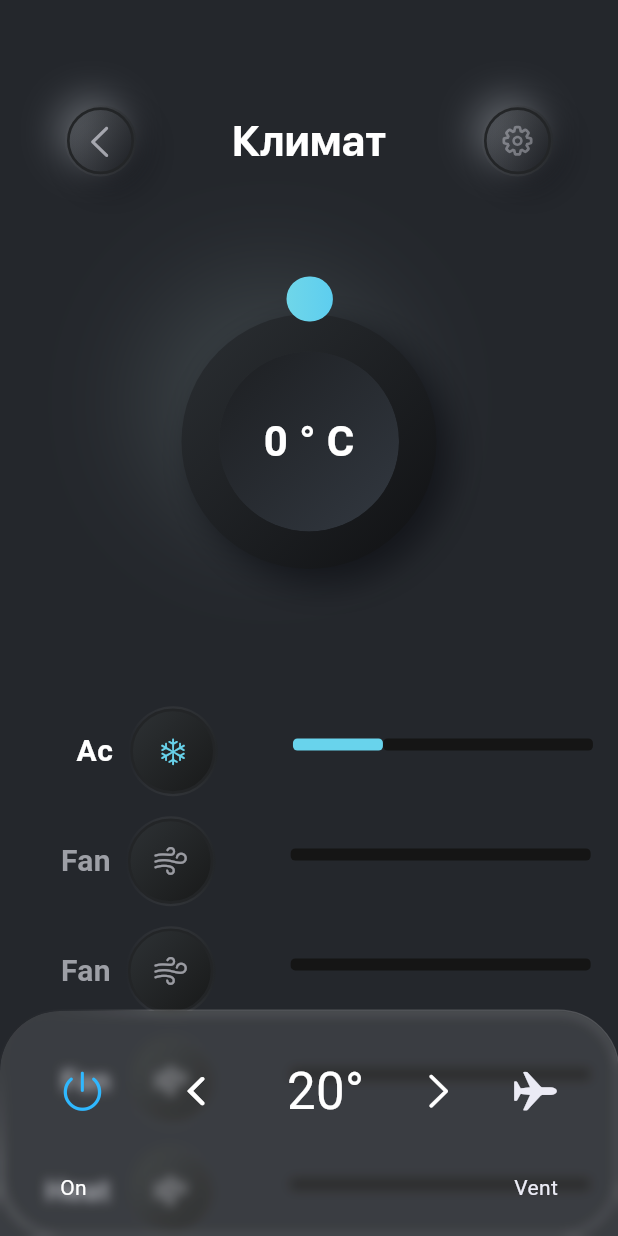
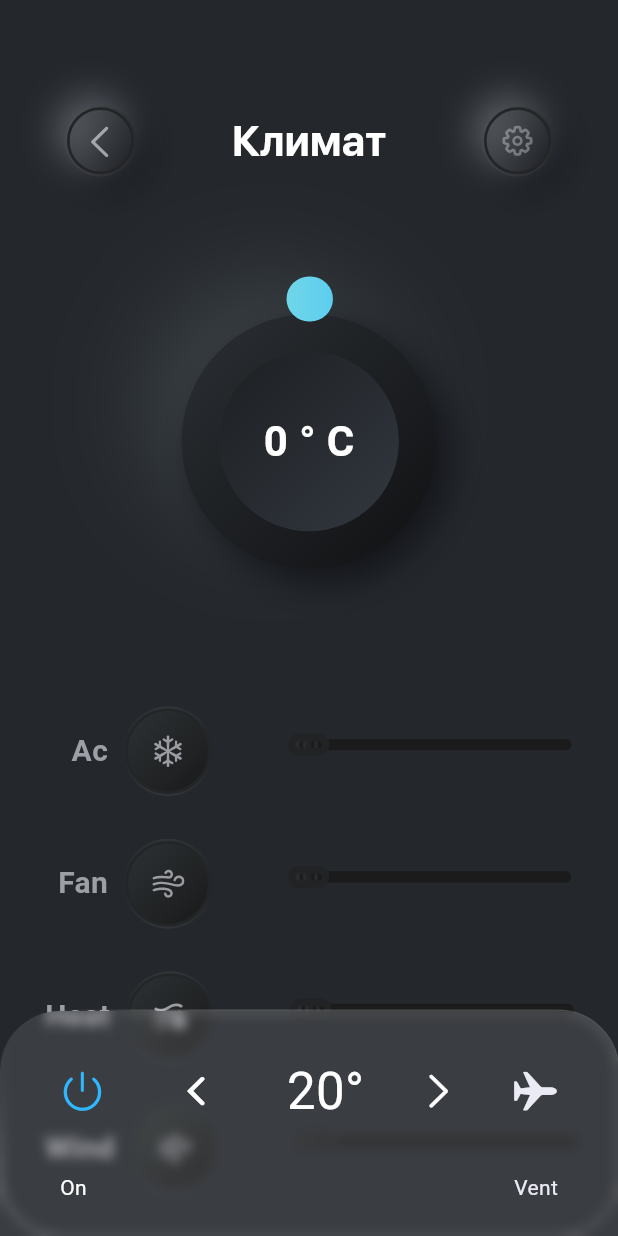
Before and after one commit to saidjohn/tesla, a Flutter app: the ControlScreen screen opened directly, on a phone screen of 412 x 824 dp. Run offline on Flutter 3.47's test engine with Material 2 defaults, Android fonts, the phone set to English and light mode, and no system bars; our stand-ins replace easy_localization, flutter_svg, glassmorphism; missing offline and left inert: neumorphic_ui.

Commit message:
jamshid_712

```diff
--- a/lib/app.dart
+++ b/lib/app.dart
@@ -1,6 +1,7 @@
 import 'package:easy_localization/easy_localization.dart';
 import 'package:flutter/material.dart';
 import 'package:tesla/screens/climate_screen.dart';
+import 'package:tesla/screens/control_screen.dart';
 import 'package:tesla/screens/intro_page.dart';
 
 class App extends StatelessWidget {
@@ -15,7 +16,7 @@ class App extends StatelessWidget {
       theme: ThemeData(
         useMaterial3: true,
       ),
-      home: const IntroScreen(),
+      home: const ControlScreen(),
     );
   }
 }
--- a/lib/screens/control_screen.dart
+++ b/lib/screens/control_screen.dart
@@ -1,8 +1,10 @@
 import 'package:easy_localization/easy_localization.dart';
 import 'package:flutter/cupertino.dart';
 import 'package:flutter/material.dart';
+import 'package:flutter_svg/flutter_svg.dart';
 import 'package:tesla/services/constants/svg_icon.dart';
 import 'package:tesla/services/themes/colors.dart';
+import 'package:tesla/views/components/custom_slider.dart';
 import 'package:tesla/views/components/custom_wthbutton.dart';
 import '../services/themes/texts.dart';
 import '../views/components/circular_slider.dart';
@@ -10,6 +12,7 @@ import '../views/components/custom_appbar_button.dart';
 import '../views/components/custom_buttombar.dart';
 import '../views/components/custom_button_slider.dart';
 import 'dart:math';
+
 class ControlScreen extends StatefulWidget {
   static const id = "/control";
 
@@ -21,6 +24,7 @@ class ControlScreen extends StatefulWidget {
 
 class _ControlScreenState extends State<ControlScreen> {
   int volume = 0;
+
   @override
   Widget build(BuildContext context) {
     return Scaffold(
@@ -32,7 +36,8 @@ class _ControlScreenState extends State<ControlScreen> {
                 Expanded(
                   flex: 1,
                   child: Padding(
-                  padding:  const EdgeInsets.only(top: 70, left: 36, right: 36),
+                    padding:
+                        const EdgeInsets.only(top: 70, left: 36, right: 36),
                     child: Row(
                       children: [
                         CustomButton(
@@ -65,10 +70,12 @@ class _ControlScreenState extends State<ControlScreen> {
                   child: Stack(
                     children: [
                       const CustomButtonSlider(),
-                    CircularSlider( onAngleChanged: (angle) {
+                      CircularSlider(
+                        onAngleChanged: (angle) {
                           volume = ((angle / (3.14 * 2)) * 51).toInt();
                           setState(() {});
-                    },),
+                        },
+                      ),
                       Center(
                         child: Text(
                           "$volume ° C",
@@ -82,22 +89,57 @@ class _ControlScreenState extends State<ControlScreen> {
                     ],
                   ),
                 ),
-              const Expanded(
+                Expanded(
                   flex: 3,
-                  child:Column(
+                  child: Column(
                     children: [
-                      NeumorphicWidgetsnow(),Spacer(),
-                      NeumorphicWidget4(title: "  Fan",icon: CupertinoIcons.wind,),Spacer(),
-                      NeumorphicWidget4(title: "  Fan",icon: CupertinoIcons.wind,),Spacer(),
-                      NeumorphicWidget4(title: "  Fan",icon: CupertinoIcons.wind,),Spacer(),
-                      NeumorphicWidget4(title: "Heat",icon: CupertinoIcons.wind,),
+                      ControlWidget(
+                        title: "Ac",
+                        icon: Center(
+                          child: SvgIcon.snow.copyWith(
+                            newHeight: 22,
+                            newWidth: 22,
+                          ),
+                        ),
+                      ),
+                      Spacer(),
+                      ControlWidget(
+                        title: "Fan",
+                        icon: Center(
+                          child: SvgIcon.wind.copyWith(
+                            newHeight: 22,
+                            newWidth: 22,
+                          ),
+                        ),
+                      ),
+                      Spacer(),
+                      ControlWidget(
+                        title: "Heat",
+                        icon: Center(
+                          child: SvgIcon.wind_water.copyWith(
+                            newHeight: 22,
+                            newWidth: 22,
+                          ),
+                        ),
+                      ),
+                      Spacer(),
+                      ControlWidget(
+                        title: "Wind",
+                        icon: Center(
+                          child: SvgIcon.wind.copyWith(
+                            newHeight: 22,
+                            newWidth: 22,
+                          ),
+                        ),
+                      ),
+                      Spacer(),
                     ],
-                  ))
+                  ),
+                ),
               ],
             ),
             const CustomBottomBar(),
           ],
-      )
-    );
+        ));
   }
 }
--- a/lib/screens/intro_page.dart
+++ b/lib/screens/intro_page.dart
@@ -1,3 +1,5 @@
+import 'package:flutter/cupertino.dart';
+import 'package:flutter/material.dart';
 import 'package:neumorphic_ui/neumorphic_ui.dart';
 import 'package:tesla/controllers/intro_controller.dart';
 import 'package:tesla/services/constants/images.dart';
--- /dev/null
+++ b/lib/views/components/custom_slider.dart
@@ -0,0 +1,186 @@
+import 'package:flutter/material.dart';
+
+void main() {
+  runApp(const CustomSlider());
+}
+
+class CustomSlider extends StatefulWidget {
+  const CustomSlider({super.key});
+  @override
+  State<CustomSlider> createState() => _CustomSliderState();
+}
+
+class _CustomSliderState extends State<CustomSlider>
+    with TickerProviderStateMixin {
+  double sliderWidth = 0;
+
+  @override
+  Widget build(BuildContext context) {
+    return Center(
+          child: SizedBox(
+            height: 15,
+            width: 190,
+            child: Stack(
+              alignment: Alignment.centerLeft,
+              children: [
+                Container(
+                    height: 7.5,
+                    width: 189,
+                    decoration: BoxDecoration(
+                      borderRadius: BorderRadius.circular(20),
+                      color: Color.alphaBlend(Color(0xffFFFFFF).withOpacity(0.08),
+                          Color(0xff000000).withOpacity(0.8)),
+                    )),
+                AnimatedContainer(
+                  duration: const Duration(milliseconds: 1),
+                  height: 7.5,
+                  width: sliderWidth ,
+                  decoration: BoxDecoration(
+                      boxShadow: [
+                        BoxShadow(color: Color(0xff2FB8FF), blurRadius: 10)
+                      ],
+                      gradient: const LinearGradient(
+                          begin: Alignment.topCenter,
+                          end: Alignment.bottomCenter,
+                          colors: [Color(0xff2FB8FF), Color(0xff9EECD9)]),
+                      borderRadius: BorderRadius.circular(20)),
+                ),
+                MoveableWidget(
+                  func: (son) {
+                    if (son >= 0) {
+                      sliderWidth = son;
+                    }
+                    setState(() {});
+                  },
+                ),
+              ],
+            ),
+          ));
+  }
+}
+
+class MoveableWidget extends StatefulWidget {
+  final void Function(double size)? func;
+  const MoveableWidget({this.func, super.key});
+
+  @override
+  _MoveableWidgetState createState() => _MoveableWidgetState();
+}
+
+class _MoveableWidgetState extends State<MoveableWidget> {
+  double _x = 0;
+  @override
+  Widget build(BuildContext context) {
+    return GestureDetector(
+      onPanUpdate: (details) {
+        setState(() {
+          _x += details.delta.dx;
+          widget.func!(_x);
+        });
+      },
+      child: Stack(
+        children: [
+          AnimatedPositioned(
+              left: _x < 0
+                  ? 0
+                  : _x > 190 - 27.5
+                  ? 190 - 27.5
+                  : _x,
+              duration: const Duration(milliseconds: 1),
+              child: const KnobWidget(
+                changeSize: 1,
+              )),
+        ],
+      ),
+    );
+  }
+}
+
+class KnobWidget extends StatelessWidget {
+  final double changeSize;
+  const KnobWidget({
+    required this.changeSize,
+    super.key,
+  });
+  @override
+  Widget build(BuildContext context) {
+    return Container(
+      width: 27.5 * changeSize,
+      height: 15 * changeSize,
+      decoration: BoxDecoration(
+        borderRadius: BorderRadius.circular(25 * changeSize),
+        color: const Color(0xFF212325),
+        gradient: const LinearGradient(colors: [
+          Color(0xFF2E3236),
+          Color(0xFF141515),
+        ]),
+        border: Border.all(color: const Color(0xFF212325), width: 1 * 5),
+      ),
+      child: Center(
+        child: Row(
+          children: [
+            const Spacer(),
+            Container(
+              width: 3.75 * changeSize,
+              height: 13 * changeSize,
+              decoration: BoxDecoration(
+                borderRadius: BorderRadius.circular(1.56 * changeSize),
+                color: const Color(0xFF272A2E),
+                gradient: const LinearGradient(colors: [
+                  Color(0xFF141515),
+                  Color(0xFF2E3236),
+                ]),
+                boxShadow: [
+                  BoxShadow(
+                    color: const Color(0xFF000000).withOpacity(0.37),
+                    offset: const Offset(10, 10),
+                    blurRadius: 20,
+                    spreadRadius: 0,
+                  ),
+                  BoxShadow(
+                    color: const Color(0xFFFFFFFF).withOpacity(0.07),
+                    offset: const Offset(-10, -10),
+                    blurRadius: 20,
+                    spreadRadius: 0,
+                  ),
+                ],
+              ),
+            ),
+            const SizedBox(
+              width: 2 * 2,
+            ),
+            Container(
+              width: 3.75 * changeSize,
+              height: 13 * changeSize,
+              decoration: BoxDecoration(
+                borderRadius: BorderRadius.circular(1.56 * changeSize),
+                color: const Color(0xFF272A2E),
+                gradient: const LinearGradient(
+                  colors: [
+                    Color(0xFF141515),
+                    Color(0xFF2E3236),
+                  ],
+                ),
+                boxShadow: [
+                  BoxShadow(
+                    color: const Color(0xFF000000).withOpacity(0.37),
+                    offset: const Offset(10, 10),
+                    blurRadius: 20,
+                    spreadRadius: 0,
+                  ),
+                  BoxShadow(
+                    color: const Color(0xFFFFFFFF).withOpacity(0.07),
+                    offset: const Offset(-10, -10),
+                    blurRadius: 20,
+                    spreadRadius: 0,
+                  ),
+                ],
+              ),
+            ),
+            const Spacer(),
+          ],
+        ),
+      ),
+    );
+  }
+}
--- a/lib/views/components/custom_wthbutton.dart
+++ b/lib/views/components/custom_wthbutton.dart
@@ -1,11 +1,12 @@
 import 'package:flutter/cupertino.dart';
 import 'package:flutter/material.dart';
+import 'package:tesla/views/components/custom_slider.dart';
 
-class NeumorphicWidget4 extends StatelessWidget {
-  final IconData? icon;
+class ControlWidget extends StatelessWidget {
+  final Widget? icon;
   final String title;
 
-  const NeumorphicWidget4({
+  const ControlWidget({
     super.key,
     this.icon,
     required this.title,
@@ -15,6 +16,7 @@ class NeumorphicWidget4 extends StatelessWidget {
   Widget build(BuildContext context) {
     return Row(
       children: [
+        Spacer(),
         const SizedBox(
           width: 30,
         ),
@@ -60,38 +62,27 @@ class NeumorphicWidget4 extends StatelessWidget {
                   ],
                 ),
               ),
-              child: Icon(
-                icon,
-                size: 25,
-                color: const Color(0xFFEBEBF5).withOpacity(0.6),
-              ),
+              child: icon
             ),
           ),
         ),
         const SizedBox(
           width: 10,
         ),
-        Stack(
+        const Stack(
           alignment: AlignmentDirectional.centerStart,
           children: [
             Column(
               children: [
                 Row(
                   children: [
-                    const SizedBox(
+                    SizedBox(
                       width: 40,
                     ),
-                    Container(
-                      width: 200,
-                      height: 8,
-                      decoration: BoxDecoration(
-                        color: const Color(0xFF151515),
-                        borderRadius: BorderRadius.circular(3),
-                      ),
-                    ),
+                   CustomSlider(),
                   ],
                 ),
-                const SizedBox(
+                SizedBox(
                   height: 9,
                 ),
               ],
@@ -100,7 +91,7 @@ class NeumorphicWidget4 extends StatelessWidget {
           ],
         ),
 
-        ///
+        SizedBox(width: 30,),
       ],
     );
   }
```
Lines whose indentation alone changed are shown as unchanged.
